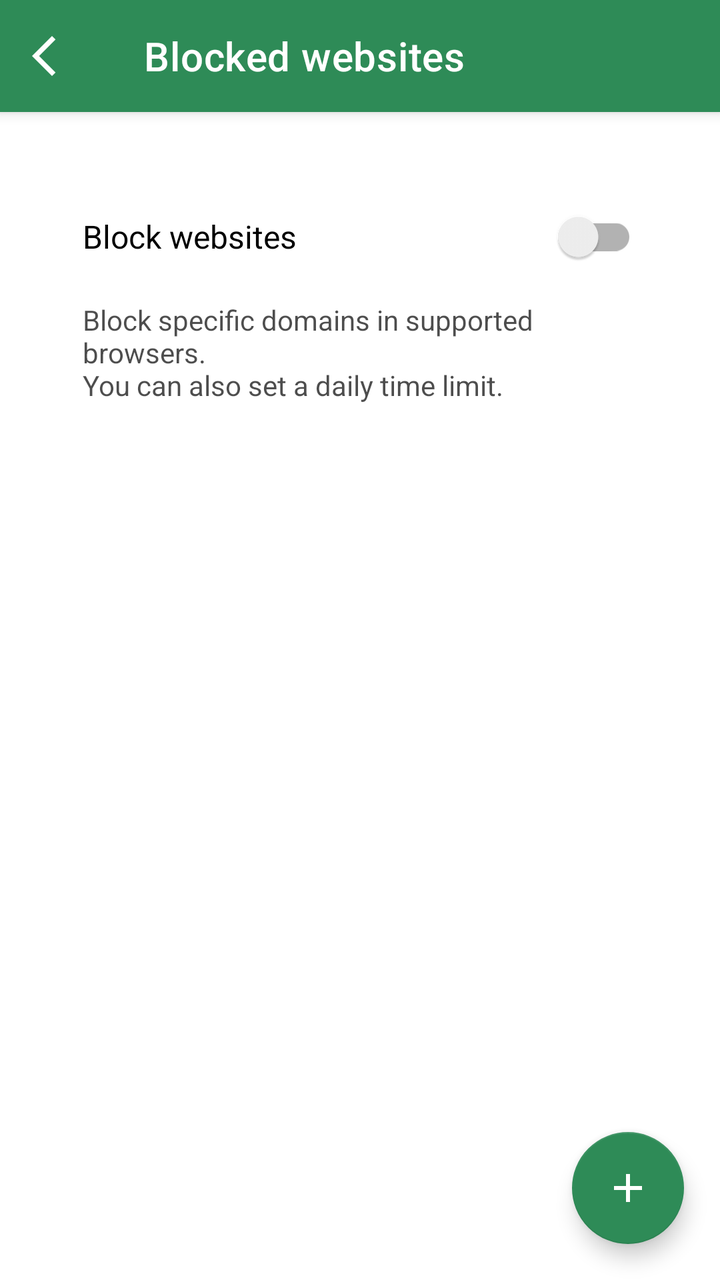
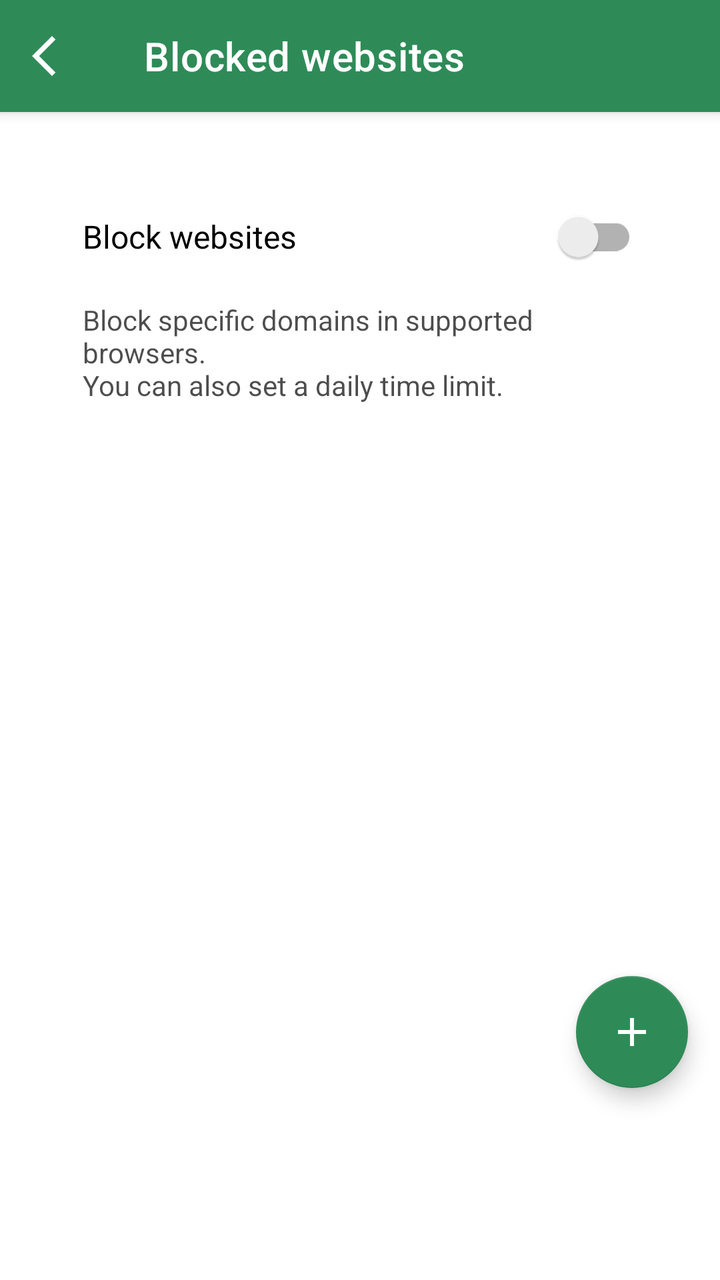

Compare the two renders of this Android layout. The source of the first and the diff that turns it into the second are given below.
<!-- AndroidManifest.xml: application theme Theme.Switchly -->
<!-- res/layout/activity_manage_blocked_websites.xml -->
<?xml version="1.0" encoding="utf-8"?>
<androidx.coordinatorlayout.widget.CoordinatorLayout xmlns:android="http://schemas.android.com/apk/res/android"
    xmlns:app="http://schemas.android.com/apk/res-auto"
    android:layout_width="match_parent"
    android:layout_height="match_parent">

    
    <com.google.android.material.appbar.AppBarLayout
        android:layout_width="match_parent"
        android:layout_height="wrap_content"
        android:fitsSystemWindows="true">

        <com.google.android.material.appbar.MaterialToolbar
            android:id="@+id/toolbar"
            style="@style/Switchly.TopBar"
            android:layout_width="match_parent"
            android:layout_height="wrap_content"
            android:minHeight="?attr/actionBarSize"
            app:title="@string/blocked_websites_title"
            app:navigationIcon="@drawable/arrow_back_ios_24" />
    </com.google.android.material.appbar.AppBarLayout>

	<LinearLayout
	    android:id="@+id/content"
	    android:layout_width="match_parent"
	    android:layout_height="match_parent"
	    android:orientation="vertical"
	    app:layout_behavior="@string/appbar_scrolling_view_behavior">

	    <LinearLayout
	        android:id="@+id/websiteToggleContainer"
	        android:layout_width="match_parent"
	        android:layout_height="wrap_content"
	        android:orientation="vertical"
	        android:paddingStart="16dp"
	        android:paddingEnd="16dp"
	        android:paddingTop="12dp"
	        android:paddingBottom="8dp">

	        <com.google.android.material.card.MaterialCardView
	            android:layout_width="match_parent"
	            android:layout_height="wrap_content"
	            app:cardUseCompatPadding="true"
	            app:cardElevation="0dp"
	            app:cardBackgroundColor="?android:attr/colorBackground"
	            app:strokeWidth="0dp">

	            <LinearLayout
	                android:layout_width="match_parent"
	                android:layout_height="wrap_content"
	                android:orientation="vertical"
	                android:padding="16dp">

	                <androidx.appcompat.widget.SwitchCompat
	                    android:id="@+id/swWebsitesEnabled"
	                    android:layout_width="match_parent"
	                    android:layout_height="wrap_content"
	                    android:text="@string/block_websites"
	                    android:textSize="16sp" />

	                <TextView
	                    android:layout_width="match_parent"
	                    android:layout_height="wrap_content"
	                    android:layout_marginTop="8dp"
	                    android:text="@string/block_websites_desc"
	                    android:textColor="?attr/colorOnSurface"
	                    android:alpha="0.7" />
	            </LinearLayout>

	        </com.google.android.material.card.MaterialCardView>

	    </LinearLayout>

	    <androidx.recyclerview.widget.RecyclerView
	        android:id="@+id/list"
	        android:layout_width="match_parent"
	        android:layout_height="0dp"
	        android:layout_weight="1"
	        android:padding="16dp" />

	</LinearLayout>

    <TextView
        android:id="@+id/tvEmpty"
        android:layout_width="wrap_content"
        android:layout_height="wrap_content"
        android:layout_gravity="center"
        android:padding="16dp"
        android:text="@string/blocked_websites_empty"
        android:textColor="?attr/colorOnSurface"
        android:alpha="0.7"
        android:visibility="gone" />

    <com.google.android.material.floatingactionbutton.FloatingActionButton
        android:id="@+id/fabAdd"
        android:layout_width="wrap_content"
        android:layout_height="wrap_content"
        android:layout_margin="18dp"
        android:contentDescription="@string/blocked_websites_add_title"
        app:srcCompat="@drawable/add_24"
        app:layout_anchorGravity="bottom|end"
        app:layout_anchor="@id/content" />

</androidx.coordinatorlayout.widget.CoordinatorLayout>
<!-- resources referenced by this layout -->
<resources>
  <!-- drawable add_24 (drawable) -->
  <vector xmlns:android="http://schemas.android.com/apk/res/android"
      android:width="24dp"
      android:height="24dp"
      android:viewportWidth="960"
      android:viewportHeight="960">
    <path
        android:pathData="M440,520L200,520v-80h240v-240h80v240h240v80L520,520v240h-80v-240Z"
        android:fillColor="?attr/colorOnSurface"/>
  </vector>
  <!-- drawable arrow_back_ios_24 (drawable) -->
  <vector xmlns:android="http://schemas.android.com/apk/res/android"
      android:width="24dp"
      android:height="24dp"
      android:viewportWidth="960"
      android:viewportHeight="960">
    <path
        android:pathData="M400,880 L0,480l400,-400 71,71 -329,329 329,329 -71,71Z"
        android:fillColor="?attr/colorOnSurface"/>
  </vector>
  <string name="block_websites">Block websites</string>
  <string name="block_websites_desc">Block specific domains in supported browsers.\nYou can also set a daily time limit.</string>
  <string name="blocked_websites_add_title">Add website</string>
  <string name="blocked_websites_empty">No blocked websites yet. Tap + to add one.</string>
  <string name="blocked_websites_title">Blocked websites</string>
  <style name="Switchly.TopBar" parent="Widget.MaterialComponents.Toolbar">
          
          <item name="android:background">?attr/colorPrimary</item>
          <item name="backgroundTint">?attr/colorPrimary</item>
  
          
          <item name="titleTextColor">@android:color/white</item>
  
          
          <item name="navigationIconTint">@android:color/white</item>
      </style>
  <color name="accent_default_green">#2E8B57</color>
  <style name="Switchly.Fab" parent="Widget.MaterialComponents.FloatingActionButton">
          <item name="backgroundTint">?attr/colorPrimary</item>
          <item name="tint">@android:color/white</item>
      </style>
  <style name="Switchly.Card" parent="Widget.MaterialComponents.CardView">
          <item name="shapeAppearance">@style/ShapeAppearance.Switchly.Card</item>
          <item name="cardBackgroundColor">@color/switchly_card_bg</item>
          <item name="strokeColor">@color/switchly_card_stroke</item>
          <item name="strokeWidth">1dp</item>
          <item name="cardElevation">2dp</item>
          <item name="cardUseCompatPadding">true</item>
      </style>
  <style name="Switchly.TextInputLayout" parent="Widget.MaterialComponents.TextInputLayout.OutlinedBox">
          <item name="boxStrokeWidth">1dp</item>
          <item name="boxStrokeWidthFocused">2dp</item>
          <item name="boxCornerRadiusTopStart">12dp</item>
          <item name="boxCornerRadiusTopEnd">12dp</item>
          <item name="boxCornerRadiusBottomStart">12dp</item>
          <item name="boxCornerRadiusBottomEnd">12dp</item>
      </style>
  <style name="Switchly.AutoCompleteText" parent="Widget.MaterialComponents.AutoCompleteTextView.OutlinedBox">
          <item name="android:minHeight">56dp</item>
          <item name="android:paddingTop">12dp</item>
          <item name="android:paddingBottom">12dp</item>
          <item name="android:textAppearance">@style/TextAppearance.MaterialComponents.Body1</item>
      </style>
  <style name="ThemeOverlay.Switchly.Dialog" parent="ThemeOverlay.MaterialComponents.MaterialAlertDialog">
          <item name="colorControlActivated">?attr/colorPrimary</item>
          <item name="colorControlHighlight">?attr/colorPrimary</item>
          <item name="colorAccent">?attr/colorPrimary</item>
      </style>
  <style name="ShapeAppearance.Switchly.Card" parent="ShapeAppearance.MaterialComponents.LargeComponent">
          <item name="cornerFamily">rounded</item>
          <item name="cornerSize">26dp</item>
      </style>
  <color name="switchly_card_bg">#F7FFFFFF</color>
  <color name="switchly_card_stroke">#14000000</color>
  <!-- unchanged entries left out for length: 2 -->
</resources>

<!-- the commit's change to res/layout/activity_manage_blocked_websites.xml (unified diff, before → after) -->
@@ -95,10 +95,10 @@
         android:id="@+id/fabAdd"
         android:layout_width="wrap_content"
         android:layout_height="wrap_content"
-        android:layout_margin="18dp"
+        android:layout_gravity="bottom|end"
+        android:layout_marginEnd="16dp"
+        android:layout_marginBottom="96dp"
         android:contentDescription="@string/blocked_websites_add_title"
-        app:srcCompat="@drawable/add_24"
-        app:layout_anchorGravity="bottom|end"
-        app:layout_anchor="@id/content" />
+        app:srcCompat="@drawable/add_24" />
 
 </androidx.coordinatorlayout.widget.CoordinatorLayout>
